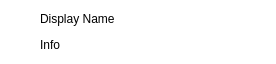
Qt form resources/contact.ui (AGProjects/blink-qt) before a commit.
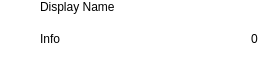
The same form after that commit. Icons and pictures are not drawn. Custom widgets are drawn as their Qt base class.

Commit message: Added unread messages indicators

What changed in the file:
```diff
--- a/resources/contact.ui
+++ b/resources/contact.ui
@@ -137,6 +137,8 @@
       </widget>
      </item>
      <item>
+      <layout class="QHBoxLayout" name="horizontalLayout">
+       <item>
       <widget class="ElidedLabel" name="info_label">
        <property name="sizePolicy">
         <sizepolicy hsizetype="Expanding" vsizetype="Fixed">
@@ -148,6 +150,15 @@
         <string>Info</string>
        </property>
       </widget>
+       </item>
+       <item>
+        <widget class="ElidedLabel" name="unread_label">
+         <property name="text">
+          <string>0</string>
+         </property>
+        </widget>
+       </item>
+      </layout>
      </item>
     </layout>
    </item>
```
Lines whose indentation alone changed are shown as unchanged. The commit also changes 1 other file.
